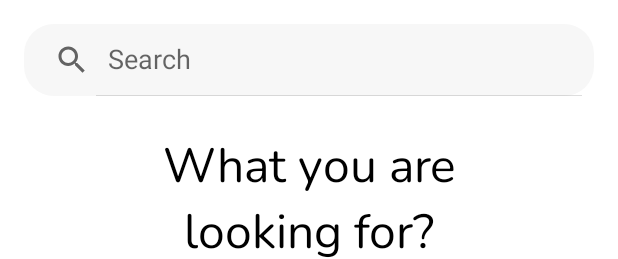
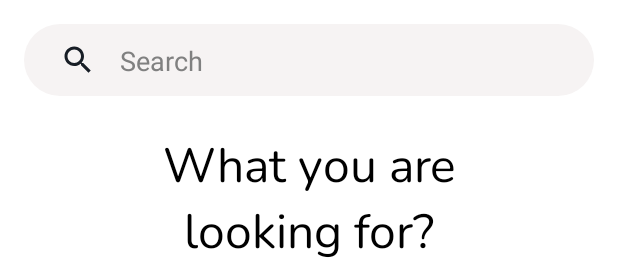
Before and after one commit to allukman/Karsanime-remake, an Android app: the layout fragment_home.xml on its own in the app's theme, with its tools: preview values and no code run, on a phone screen of 412 x 824 dp. Shown: the top 259 px of the screen. Run offline under Robolectric (Android 15) with nearby library versions, the light colour scheme and no system bars.

Commit message:
feature : add ui search

```diff
--- a/app/src/main/AndroidManifest.xml
+++ b/app/src/main/AndroidManifest.xml
@@ -15,6 +15,9 @@
         android:supportsRtl="true"
         android:theme="@style/Theme.Karsanime"
         tools:targetApi="31">
+        <activity
+            android:name=".features.search.SearchActivity"
+            android:exported="false" />
         <activity
             android:name=".features.character.DetailCharacterActivity"
             android:exported="false" />
--- /dev/null
+++ b/app/src/main/res/drawable/ic_menu.xml
@@ -0,0 +1,5 @@
+<vector android:height="24dp" android:tint="?attr/colorAccent"
+    android:viewportHeight="24" android:viewportWidth="24"
+    android:width="24dp" xmlns:android="http://schemas.android.com/apk/res/android">
+    <path android:fillColor="@android:color/white" android:pathData="M3,18h18v-2L3,16v2zM3,13h18v-2L3,11v2zM3,6v2h18L21,6L3,6z"/>
+</vector>
--- /dev/null
+++ b/app/src/main/res/drawable/ic_search.xml
@@ -0,0 +1,5 @@
+<vector android:height="24dp" android:tint="?attr/colorAccent"
+    android:viewportHeight="24" android:viewportWidth="24"
+    android:width="24dp" xmlns:android="http://schemas.android.com/apk/res/android">
+    <path android:fillColor="@android:color/white" android:pathData="M15.5,14h-0.79l-0.28,-0.27C15.41,12.59 16,11.11 16,9.5 16,5.91 13.09,3 9.5,3S3,5.91 3,9.5 5.91,16 9.5,16c1.61,0 3.09,-0.59 4.23,-1.57l0.27,0.28v0.79l5,4.99L20.49,19l-4.99,-5zM9.5,14C7.01,14 5,11.99 5,9.5S7.01,5 9.5,5 14,7.01 14,9.5 11.99,14 9.5,14z"/>
+</vector>
--- a/app/src/main/res/drawable/rounded_background.xml
+++ b/app/src/main/res/drawable/rounded_background.xml
@@ -1,4 +1,4 @@
 <shape xmlns:android="http://schemas.android.com/apk/res/android">
     <solid android:color="?attr/colorSecondary" /> <!-- Warna latar belakang -->
-    <corners android:radius="20dp" /> <!-- Radius sudut -->
+    <corners android:radius="90dp" /> <!-- Radius sudut -->
 </shape>
--- a/app/src/main/res/layout/fragment_home.xml
+++ b/app/src/main/res/layout/fragment_home.xml
@@ -14,17 +14,40 @@
             android:layout_width="match_parent"
             android:layout_height="match_parent">
 
-            <SearchView
+            <androidx.constraintlayout.widget.ConstraintLayout
                 android:id="@+id/search_button"
                 android:layout_width="match_parent"
                 android:layout_height="wrap_content"
-                android:layout_margin="16dp"
                 android:background="@drawable/rounded_background"
-                android:iconifiedByDefault="false"
-                android:queryHint="@string/search"
+                android:layout_margin="@dimen/dimen_16dp"
+                app:layout_constraintTop_toTopOf="parent"
                 app:layout_constraintLeft_toLeftOf="parent"
                 app:layout_constraintRight_toRightOf="parent"
-                app:layout_constraintTop_toTopOf="parent" />
+                >
+
+                <ImageView
+                    android:id="@+id/image_search"
+                    android:layout_width="24dp"
+                    android:layout_height="24dp"
+                    android:layout_marginVertical="@dimen/dimen_12dp"
+                    android:layout_marginStart="@dimen/dimen_24dp"
+                    android:src="@drawable/ic_search"
+                    app:layout_constraintTop_toTopOf="parent"
+                    app:layout_constraintBottom_toBottomOf="parent"
+                    app:layout_constraintLeft_toLeftOf="parent"/>
+
+                <TextView
+                    android:layout_width="wrap_content"
+                    android:layout_height="wrap_content"
+                    android:textSize="18sp"
+                    android:text="Search"
+                    android:layout_marginStart="@dimen/dimen_16dp"
+                    android:textColor="@color/grey_text"
+                    app:layout_constraintTop_toTopOf="@id/image_search"
+                    app:layout_constraintBottom_toBottomOf="@id/image_search"
+                    app:layout_constraintLeft_toRightOf="@id/image_search"/>
+
+            </androidx.constraintlayout.widget.ConstraintLayout>
 
             <TextView
                 android:id="@+id/big_text"
--- a/app/src/main/res/layout/item_list_character.xml
+++ b/app/src/main/res/layout/item_list_character.xml
@@ -37,7 +37,7 @@
                 android:layout_width="0dp"
                 android:layout_height="wrap_content"
                 android:layout_marginEnd="@dimen/dimen_16dp"
-                android:layout_marginStart="@dimen/dimen_64dp"
+                android:layout_marginStart="@dimen/dimen_24dp"
                 android:layout_marginTop="@dimen/dimen_16dp"
                 app:layout_constraintLeft_toLeftOf="parent"
                 app:layout_constraintRight_toLeftOf="@id/civ_image_people"
--- a/app/src/main/res/layout/item_list_character_placeholder.xml
+++ b/app/src/main/res/layout/item_list_character_placeholder.xml
@@ -39,7 +39,7 @@
                 android:layout_height="wrap_content"
                 android:background="@color/shimmer"
                 android:layout_marginEnd="@dimen/dimen_16dp"
-                android:layout_marginStart="@dimen/dimen_64dp"
+                android:layout_marginStart="@dimen/dimen_24dp"
                 android:layout_marginTop="@dimen/dimen_16dp"
                 app:layout_constraintLeft_toLeftOf="parent"
                 app:layout_constraintRight_toLeftOf="@id/civ_image_people"
--- a/app/src/main/res/values/colors.xml
+++ b/app/src/main/res/values/colors.xml
@@ -3,7 +3,8 @@
     <color name="black">#FF000000</color>
     <color name="white">#FFFFFFFF</color>
 
-    <color name="grey">#f7f7f7</color>
+    <color name="grey">#F6F3F3</color>
+    <color name="grey_text">#808080</color>
     <color name="dark">#171d25</color>
 
     <color name="elm">#206b82</color>
--- a/app/src/main/res/values/strings.xml
+++ b/app/src/main/res/values/strings.xml
@@ -35,6 +35,11 @@
     <string name="top_people">Top People</string>
     <string name="top_character">Top Character</string>
 
+    <string name="anime">Anime</string>
+    <string name="manga">Manga</string>
+    <string name="people">People</string>
+    <string name="character">Character</string>
+
     <string name="see_full_detail">See full detail</string>
     <string name="retry">Retry</string>
     <string name="favorite_title">My Favorite</string>
```
Also changed, not shown: app/src/main/java/com/karsatech/karsanime/MainActivity.kt (+28 -0 lines), app/src/main/java/com/karsatech/karsanime/core/utils/DataType.kt (+7 -0 lines), app/src/main/java/com/karsatech/karsanime/features/home/HomeFragment.kt (+6 -7 lines), app/src/main/java/com/karsatech/karsanime/features/search/SearchActivity.kt (added, +87 -0 lines), app/src/main/res/layout/activity_search.xml (added, +63 -0 lines), app/src/main/res/menu/option_menu.xml (added, +25 -0 lines).
